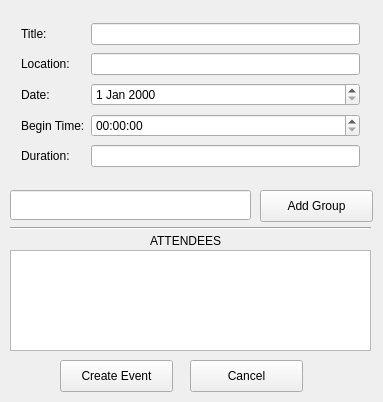
The window that create_group_event.ui (allenh1/timefuse-client) describes before a commit, drawn with Qt 5.
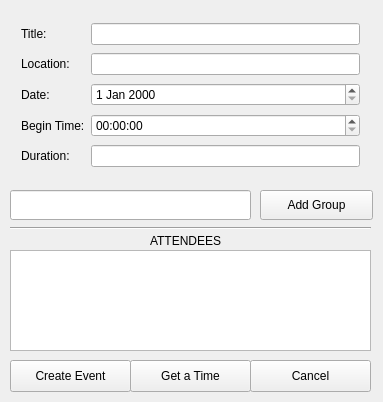
The same window after the commit.

Commit message: added suggested time ui

The edit to the form file:
```diff
--- a/create_group_event.ui
+++ b/create_group_event.ui
@@ -78,9 +78,9 @@
   <widget class="QPushButton" name="cancel">
    <property name="geometry">
     <rect>
-     <x>190</x>
+     <x>250</x>
      <y>360</y>
-     <width>113</width>
+     <width>121</width>
      <height>32</height>
     </rect>
    </property>
@@ -91,9 +91,9 @@
   <widget class="QPushButton" name="create_event">
    <property name="geometry">
     <rect>
-     <x>60</x>
+     <x>10</x>
      <y>360</y>
-     <width>113</width>
+     <width>121</width>
      <height>32</height>
     </rect>
    </property>
@@ -120,7 +120,7 @@
      <x>260</x>
      <y>190</y>
      <width>113</width>
-     <height>32</height>
+     <height>30</height>
     </rect>
    </property>
    <property name="text">
@@ -160,6 +160,19 @@
     <enum>Qt::Horizontal</enum>
    </property>
   </widget>
+  <widget class="QPushButton" name="get_a_time">
+   <property name="geometry">
+    <rect>
+     <x>130</x>
+     <y>360</y>
+     <width>121</width>
+     <height>32</height>
+    </rect>
+   </property>
+   <property name="text">
+    <string>Get a Time</string>
+   </property>
+  </widget>
  </widget>
  <layoutdefault spacing="6" margin="11"/>
  <resources/>
```
The commit also changes 7 other files.
